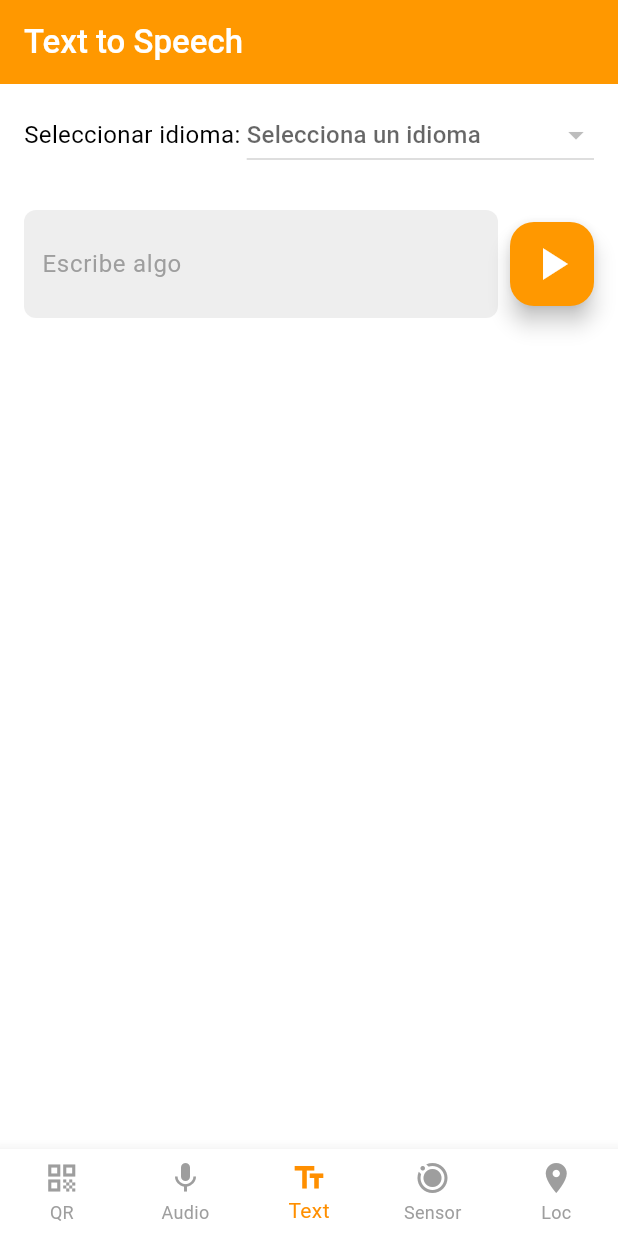
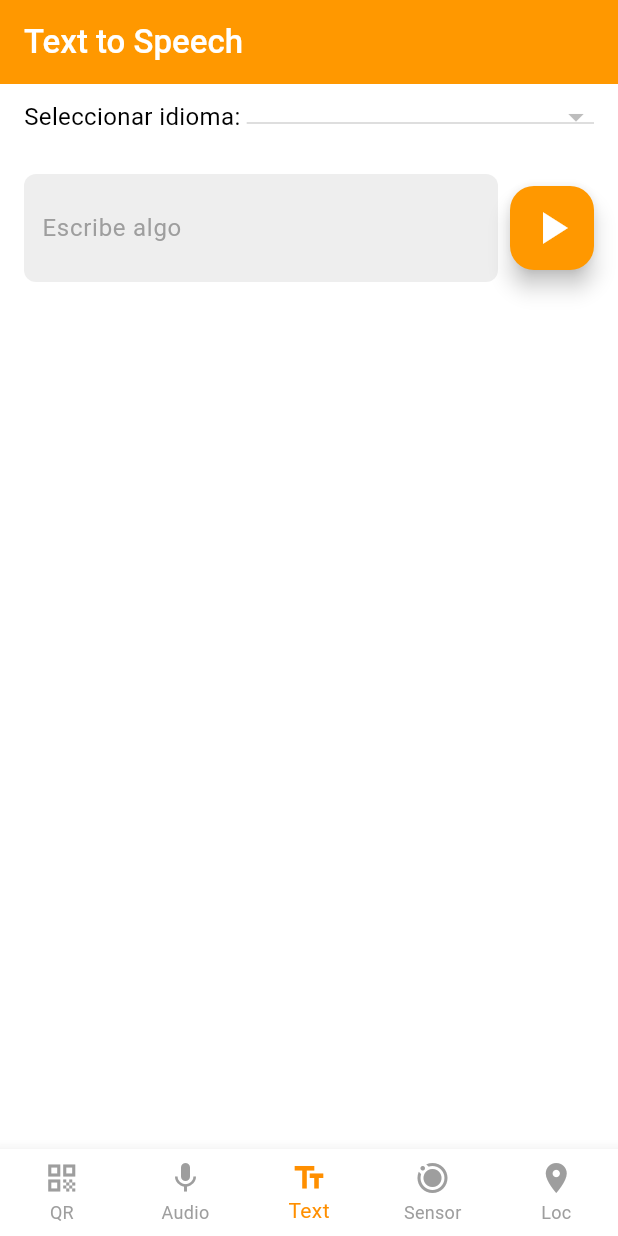
Before and after one commit to HiramZednem/phone-tools, a Flutter app: the screen it shows after launch, item 3 of the bottom bar chosen, on a phone screen of 412 x 824 dp. Run offline on Flutter 3.47's test engine with Material 3 defaults, Android fonts, the phone set to English and light mode, and no system bars; our stand-ins replace flutter_svg, flutter_tts, geolocator, sensors_plus, speech_to_text; missing offline and left inert: mobile_scanner.

Commit message:
barra seleccion idioma correcciones

```diff
--- a/lib/screens/screenstextspecht.dart
+++ b/lib/screens/screenstextspecht.dart
@@ -236,7 +236,6 @@ class _TextSpechState extends State<Texspech> {
                     items: getLanguageDropDownMenuItems(
                         snapshot.data as List<dynamic>),
                     onChanged: changedLanguageDropDownItem,
-                    hint: const Text("Selecciona un idioma"),
                     isExpanded: true,
                     dropdownColor: Colors.white,
                   ),
```
